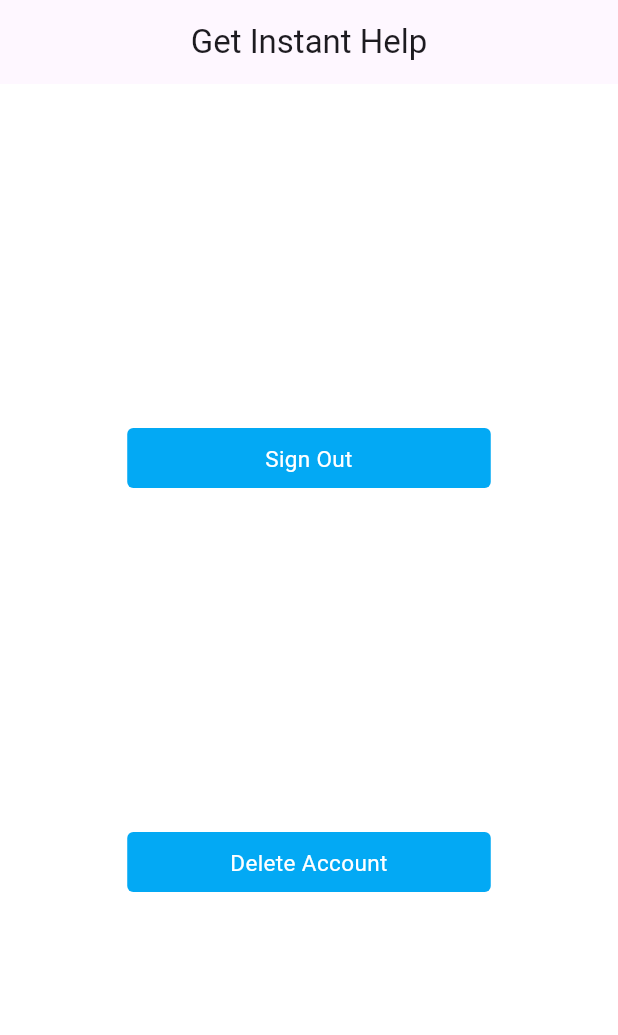
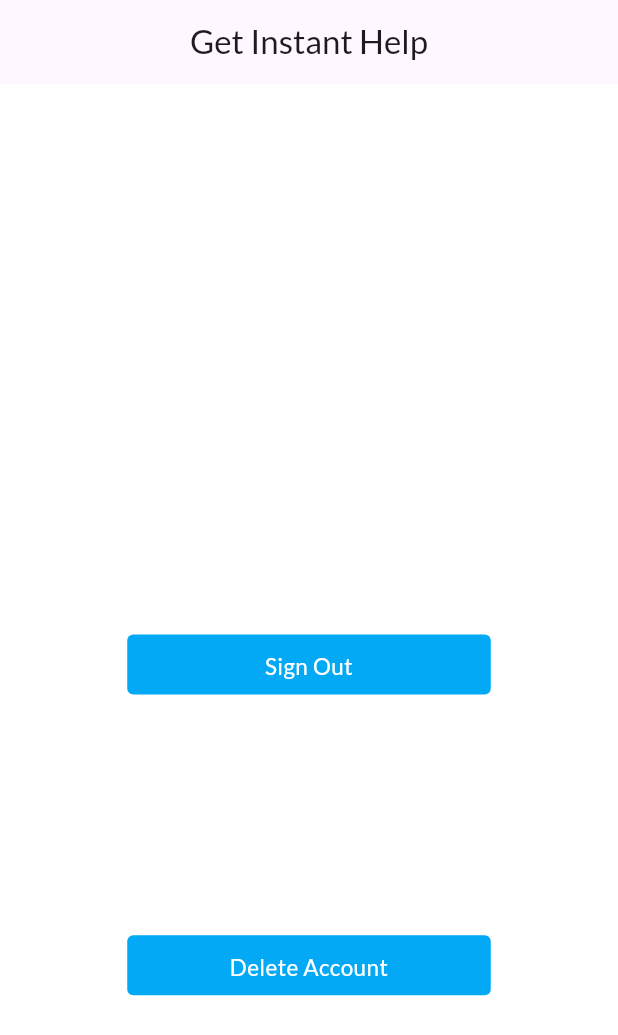
Before and after one commit to imobasshir/get_instant_help, a Flutter app: the screen it shows once a user with an empty profile is signed in, on a phone screen of 412 x 824 dp. Shown: the top 1035 px of the screen. Run offline on Flutter 3.47's test engine with Material 2 defaults, Android fonts, the phone set to English and light mode, and no system bars; our stand-ins replace firebase_auth, firebase_core, flutter_signin_button, google_fonts, google_sign_in; missing offline and left inert: dart:ffi; accounts and stored records are empty; network calls fail.

Commit message:
minor changes

```diff
--- a/lib/main.dart
+++ b/lib/main.dart
@@ -6,6 +6,7 @@ import 'package:get_instant_help/pages/home_page.dart';
 import 'package:get_instant_help/pages/login_screen.dart';
 import 'package:get_instant_help/pages/signup.dart';
 import 'package:get_instant_help/services/auth_methods.dart';
+import 'package:google_fonts/google_fonts.dart';
 import 'package:provider/provider.dart';
 
 void main() async {
@@ -36,6 +37,7 @@ class MyApp extends StatelessWidget {
         theme: ThemeData(
           primarySwatch: Colors.lightBlue,
           useMaterial3: true,
+          fontFamily: GoogleFonts.lato().fontFamily,
         ),
         debugShowCheckedModeBanner: false,
         routes: {
--- a/lib/pages/home_page.dart
+++ b/lib/pages/home_page.dart
@@ -13,6 +13,7 @@ class HomeScreen extends StatefulWidget {
 class _HomeScreenState extends State<HomeScreen> {
   @override
   Widget build(BuildContext context) {
+    final user = context.read<FirebaseAuthMethods>().user;
     return Scaffold(
       appBar: AppBar(
         title: const Text('Get Instant Help'),
@@ -26,6 +27,16 @@ class _HomeScreenState extends State<HomeScreen> {
           Column(
             mainAxisAlignment: MainAxisAlignment.spaceEvenly,
             children: [
+              if (user.isAnonymous)
+                const Text(
+                  'Anonymous User',
+                  style: TextStyle(fontSize: 32),
+                ),
+              if (!user.isAnonymous)
+                Text(
+                  user.email!.split('@')[0],
+                  style: const TextStyle(fontSize: 32),
+                ),
               CustomButton(
                 onTap: () {
                   context.read<FirebaseAuthMethods>().signOut(context);
--- a/pubspec.yaml
+++ b/pubspec.yaml
@@ -33,6 +33,7 @@ dependencies:
   flutter:
     sdk: flutter
   flutter_signin_button: ^2.0.0
+  google_fonts: ^3.0.1
   google_sign_in: ^5.4.1
   provider: ^6.0.3
 
```
Also changed, not shown: pubspec.lock.
